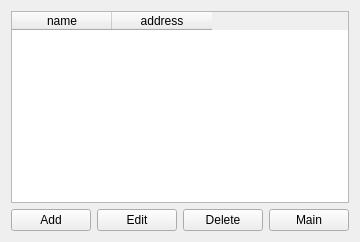
The window that qt/apps/tutorial/forms/customers.ui (Wolframe/qtClient) describes before a commit, drawn with Qt 5.
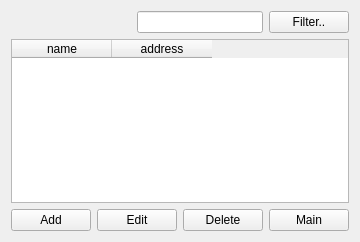
The same window after the commit.

Commit message: small search in tutorial

```diff
--- a/qt/apps/tutorial/forms/customers.ui
+++ b/qt/apps/tutorial/forms/customers.ui
@@ -14,7 +14,7 @@
    <string>Form</string>
   </property>
   <layout class="QGridLayout" name="gridLayout">
-   <item row="0" column="0">
+   <item row="1" column="0">
     <widget class="QTableWidget" name="customer">
      <property name="selectionMode">
       <enum>QAbstractItemView::SingleSelection</enum>
@@ -34,6 +34,9 @@
      <property name="state" stdset="0">
       <string>{global.customerState}</string>
      </property>
+     <property name="search" stdset="0">
+      <string>{search.text}</string>
+     </property>
      <column>
       <property name="text">
        <string>name</string>
@@ -46,7 +49,7 @@
      </column>
     </widget>
    </item>
-   <item row="1" column="0">
+   <item row="2" column="0">
     <layout class="QHBoxLayout" name="horizontalLayout">
      <item>
       <widget class="QPushButton" name="pushButton">
@@ -127,6 +130,46 @@
      </item>
     </layout>
    </item>
+   <item row="0" column="0">
+    <layout class="QHBoxLayout" name="horizontalLayout_2">
+     <item>
+      <spacer name="horizontalSpacer_2">
+       <property name="orientation">
+        <enum>Qt::Horizontal</enum>
+       </property>
+       <property name="sizeHint" stdset="0">
+        <size>
+         <width>40</width>
+         <height>20</height>
+        </size>
+       </property>
+      </spacer>
+     </item>
+     <item>
+      <widget class="QLineEdit" name="search">
+       <property name="initialFocus" stdset="0">
+        <bool>true</bool>
+       </property>
+       <property name="state" stdset="0">
+        <string>{global.searchState}</string>
+       </property>
+      </widget>
+     </item>
+     <item>
+      <widget class="QPushButton" name="filterButton">
+       <property name="text">
+        <string>Filter..</string>
+       </property>
+       <property name="action" stdset="0">
+        <string>customer.reload</string>
+       </property>
+       <property name="global.searchState" stdset="0">
+        <string>{search.state}</string>
+       </property>
+      </widget>
+     </item>
+    </layout>
+   </item>
   </layout>
  </widget>
  <resources/>
```
Left out of the diff: 25 changed lines with no effect on the pictures.
